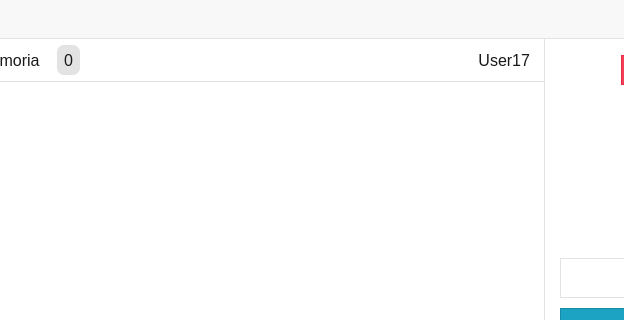
Gitnoter/vemoria2, file src/gui/mainwindow.ui: the form before one commit; both pictures show x 345 to 969 and y 0 to 320 of the 1189 by 722 pixel window.
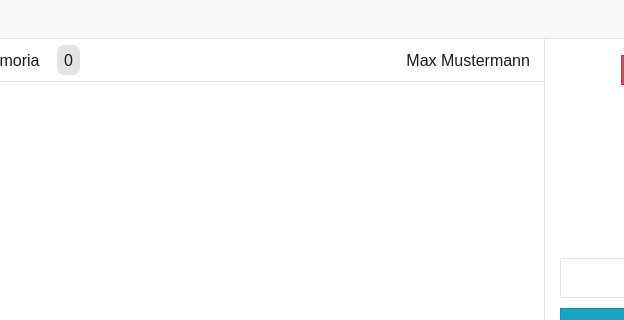
The form after the commit. Icons and pictures are not drawn.

The edit to the form file:
```diff
--- a/src/gui/mainwindow.ui
+++ b/src/gui/mainwindow.ui
@@ -1446,7 +1446,7 @@
                   <string notr="true">padding-right:10px;</string>
                  </property>
                  <property name="text">
-                  <string>User17</string>
+                  <string>Max Mustermann</string>
                  </property>
                  <property name="alignment">
                   <set>Qt::AlignRight|Qt::AlignTrailing|Qt::AlignVCenter</set>
```
